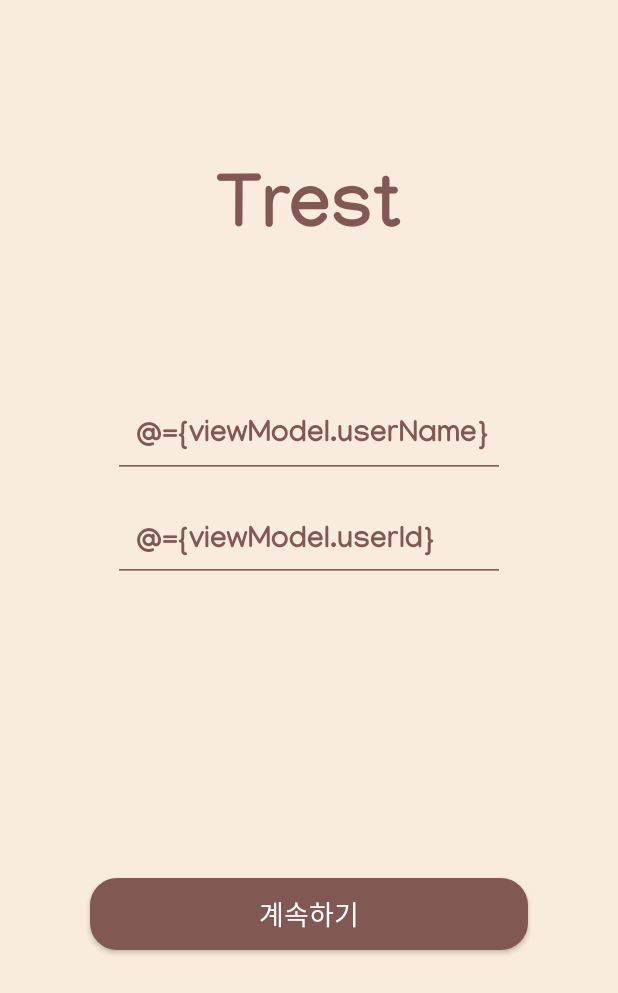
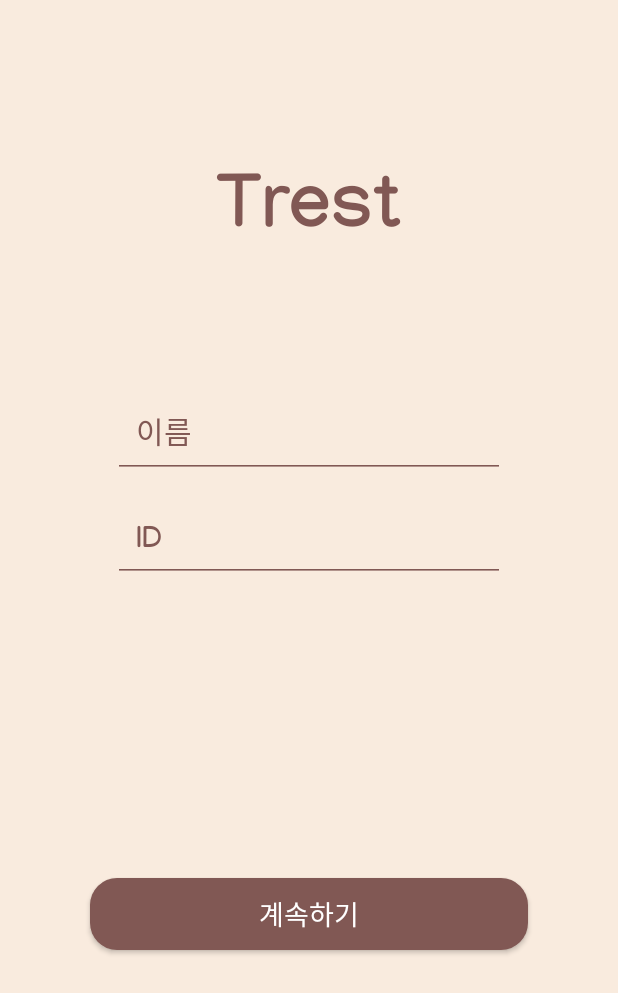
Before and after one commit to Trest-team/App_Client, an Android app: the SignUpActivity screen opened directly, with no data from a screen before it, on a phone screen of 412 x 824 dp. Shown: the top 993 px of the screen. Run offline under Robolectric (Android 15) with nearby library versions, the light colour scheme and no system bars; our stand-ins replace data binding.

Commit message:
DataBinding을 적용하지 않은 layout.xml 파일에 bindnig 코드를 작성했던 오류 수정

```diff
--- a/app/src/main/res/layout/layout_sign_up1.xml
+++ b/app/src/main/res/layout/layout_sign_up1.xml
@@ -22,7 +22,6 @@
     <EditText style="@style/LoginEditText"
         android:id="@+id/editText_UserName_SignUpFragment1"
         android:hint="이름"
-        android:text="@={viewModel.userName}"
         android:layout_marginTop="80dp"
         app:layout_constraintEnd_toEndOf="parent"
         app:layout_constraintStart_toStartOf="parent"
@@ -31,7 +30,6 @@
     <EditText style="@style/LoginEditText"
         android:id="@+id/editText_UserId_SignUpFragment1"
         android:hint="ID"
-        android:text="@={viewModel.userId}"
         android:layout_marginTop="15dp"
         app:layout_constraintEnd_toEndOf="parent"
         app:layout_constraintStart_toStartOf="parent"
--- a/app/src/main/res/layout/layout_sign_up2.xml
+++ b/app/src/main/res/layout/layout_sign_up2.xml
@@ -21,7 +21,6 @@
     <EditText style="@style/LoginEditText"
         android:id="@+id/editText_Password_SignUpFragment2"
         android:hint="Password"
-        android:text="@={viewModel.userPw}"
         android:inputType="textPassword"
         android:layout_marginTop="80dp"
         app:layout_constraintEnd_toEndOf="parent"
@@ -41,7 +40,6 @@
         android:id="@+id/button_Next_SignUpFragment2"
         style="@style/LoginButton"
         android:text="계속하기"
-        android:onClick="@{() -> fragment.next()}"
         app:layout_constraintBottom_toBottomOf="parent"
         app:layout_constraintEnd_toEndOf="parent"
         app:layout_constraintStart_toStartOf="parent"
--- a/app/src/main/res/layout/layout_sign_up3.xml
+++ b/app/src/main/res/layout/layout_sign_up3.xml
@@ -30,7 +30,6 @@
         android:id="@+id/button_Next_SignUpFragment3"
         style="@style/LoginButton"
         android:text="회원가입"
-        android:onClick="@{() -> fragment.signUp()}"
         app:layout_constraintBottom_toBottomOf="parent"
         app:layout_constraintEnd_toEndOf="parent"
         app:layout_constraintStart_toStartOf="parent"
```
